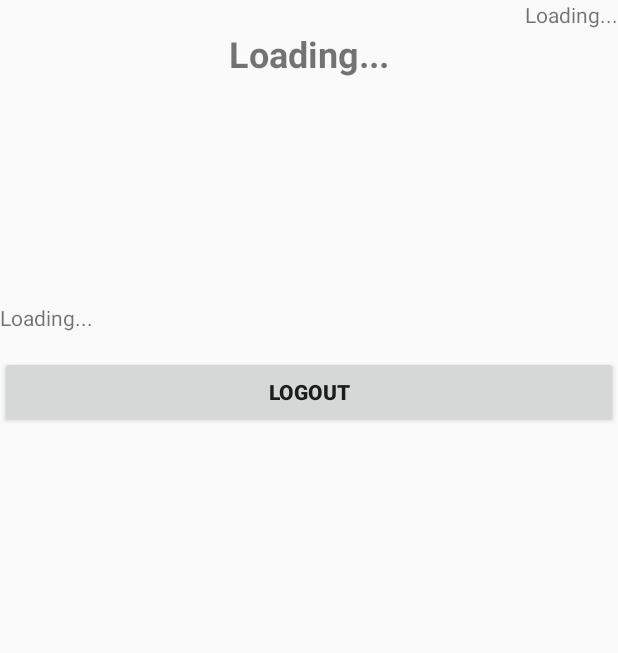
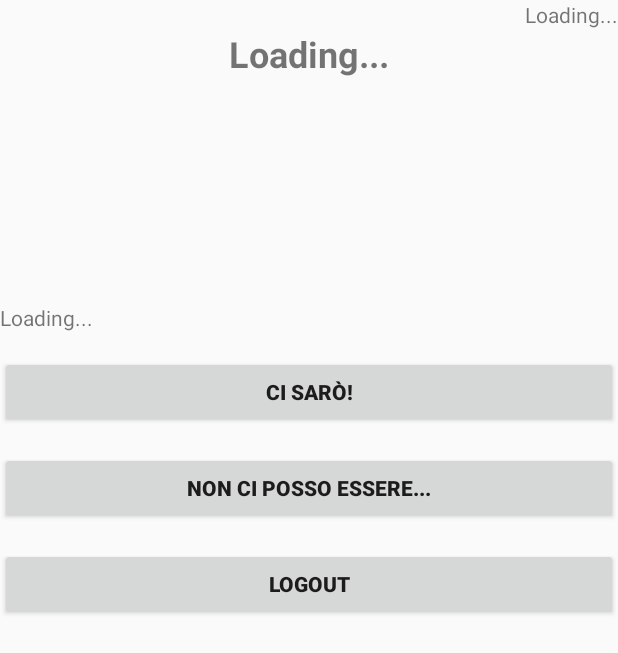
Before and after one commit to patat1/GamingDays, an Android app: the layout activity_main.xml on its own in the app's theme, with its tools: preview values and no code run, on a phone screen of 412 x 824 dp. Shown: the top 653 px of the screen. Run offline under Robolectric (Android 15) with nearby library versions, the phone set to English and light mode, and no system bars.

Commit message:
Added Confirmation system

```diff
--- a/app/src/main/java/com/marcozz/rob/gamingdays/objects/Event.java
+++ b/app/src/main/java/com/marcozz/rob/gamingdays/objects/Event.java
@@ -1,6 +1,8 @@
 package com.marcozz.rob.gamingdays.objects;
 
 import com.google.firebase.database.IgnoreExtraProperties;
+
+import java.util.ArrayList;
 
 @IgnoreExtraProperties
 public class Event {
@@ -8,15 +10,17 @@ public class Event {
     public String date;
     public String title;
     public String url;
+    public ArrayList <String> confirmed;
 
     // Default constructor required for calls to
     // DataSnapshot.getValue(User.class)
     public Event() {
     }
 
-    public Event(String date, String title, String url) {
+    public Event(String date, String title, String url, ArrayList<String> confirmed) {
         this.date = date;
         this.title = title;
         this.url = url;
+        this.confirmed = confirmed;
     }
 }
--- a/app/src/main/res/layout/activity_main.xml
+++ b/app/src/main/res/layout/activity_main.xml
@@ -34,6 +34,24 @@
         android:text="@string/loading"/>
 
     <Button
+        android:id="@+id/confirm_button"
+        android:layout_width="match_parent"
+        android:layout_height="wrap_content"
+        android:layout_marginTop="16dp"
+        android:text="@string/action_confirm"
+        android:textStyle="bold"
+        android:onClick="doConfirm"/>
+
+    <Button
+        android:id="@+id/not_confirm_button"
+        android:layout_width="match_parent"
+        android:layout_height="wrap_content"
+        android:layout_marginTop="16dp"
+        android:text="@string/action_not_confirm"
+        android:textStyle="bold"
+        android:onClick="doNotConfirm"/>
+
+    <Button
         android:id="@+id/register_button"
         android:layout_width="match_parent"
         android:layout_height="wrap_content"
--- a/app/src/main/res/values/strings.xml
+++ b/app/src/main/res/values/strings.xml
@@ -10,4 +10,6 @@
     <string name="toast_generic_error">Si è verificato un errore.</string>
     <string name="action_logout">Logout</string>
     <string name="loading">Loading...</string>
+    <string name="action_confirm">Ci sarò!</string>
+    <string name="action_not_confirm">Non ci posso essere...</string>
 </resources>
```
Also changed, not shown: app/src/main/java/com/marcozz/rob/gamingdays/MainActivity.java (+26 -3 lines).
